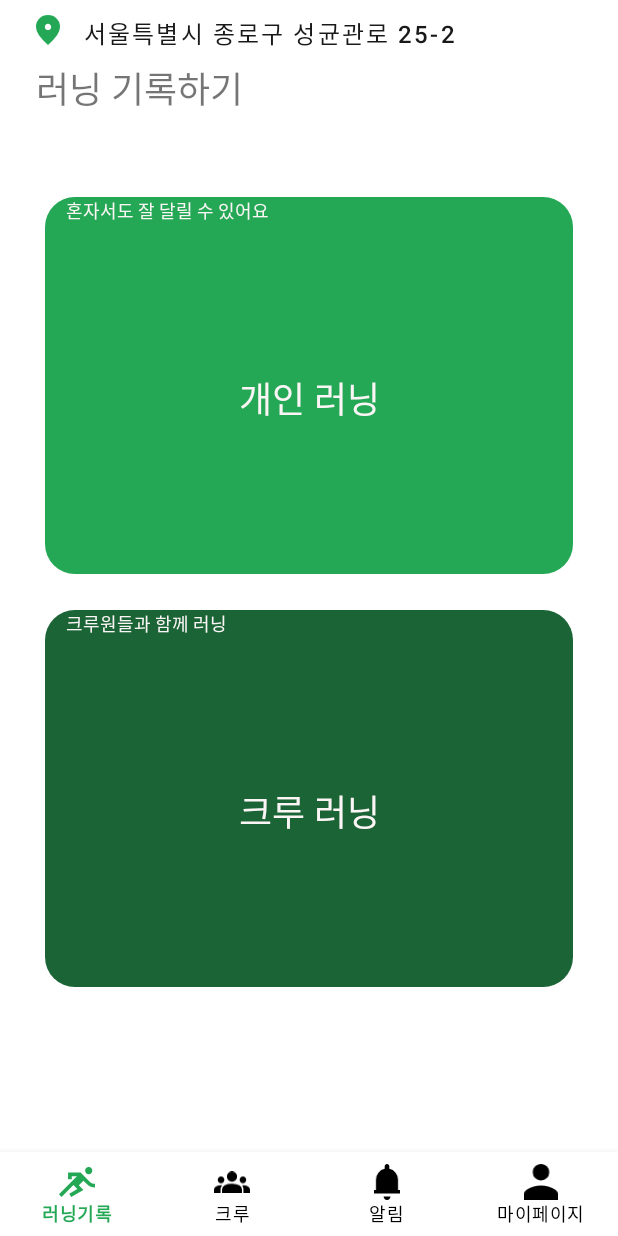
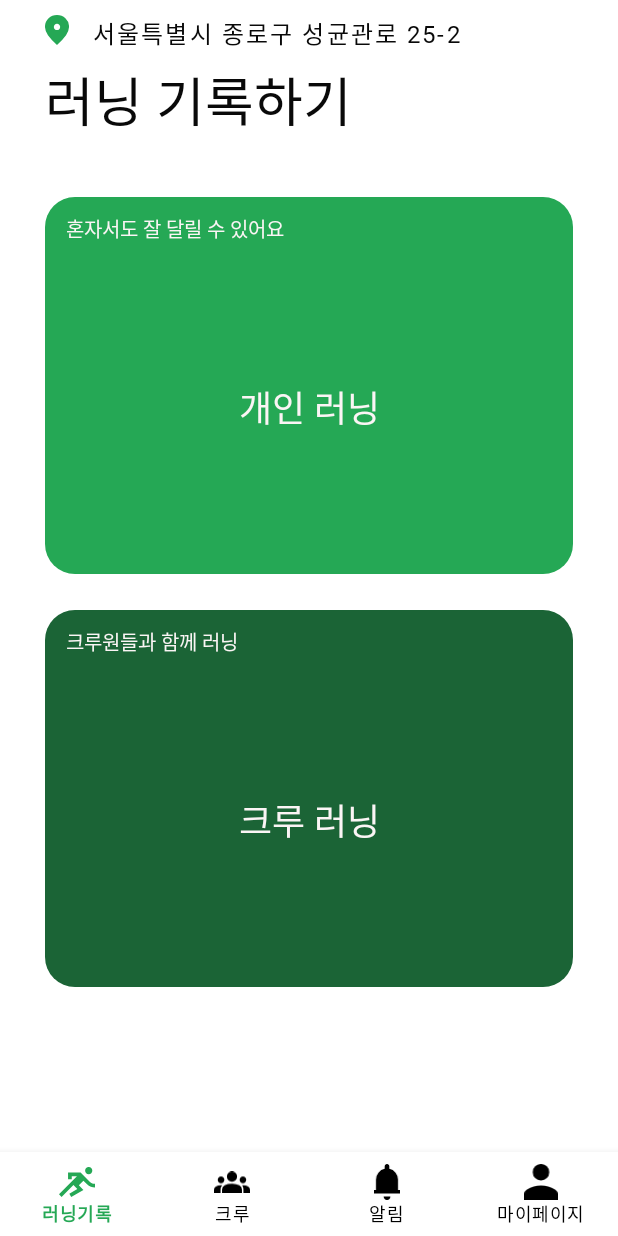
Before and after one commit to RunningCrew-Project/RunningCrew_Android, an Android app: the screen it shows after launch (MainActivity), on a phone screen of 412 x 824 dp. Run offline under Robolectric (Android 15) with nearby library versions, the phone set to English and light mode, and no system bars; our stand-ins replace AdMob, navigation-ui.

Commit message:
style : running 기록 페이지 font적용

```diff
--- a/app/src/main/res/layout/fragment_history.xml
+++ b/app/src/main/res/layout/fragment_history.xml
@@ -22,7 +22,7 @@
         android:layout_height="0dp"
         app:layout_constraintVertical_weight="74"
         android:weightSum="59"
-        android:layout_marginStart="24dp"
+        android:layout_marginStart="30dp"
         android:gravity="center_horizontal"
         android:orientation="vertical"
         app:layout_constraintStart_toStartOf="parent"
@@ -47,6 +47,9 @@
                 android:layout_height="match_parent"
                 android:background="#00ffffff"
                 android:text="서울특별시 종로구 성균관로 25-2"
+                android:textColor="@color/black"
+                android:includeFontPadding="false"
+                android:fontFamily="@font/notosans_medium"
                 android:textSize="16sp" />
         </LinearLayout>
 
@@ -56,7 +59,10 @@
             android:layout_height="0dp"
             android:layout_weight="35"
             android:text="러닝 기록하기"
-            android:textSize="24dp" />
+            android:includeFontPadding="false"
+            android:textColor="@color/black"
+            android:textSize="35sp"
+            android:fontFamily="@font/notosans_bold"/>
     </LinearLayout>
 
     <LinearLayout
@@ -86,10 +92,13 @@
                 android:id="@+id/solo_btn_top_text"
                 android:layout_width="match_parent"
                 android:layout_height="17dp"
-                android:paddingStart="14dp"
+                android:layout_marginStart="14dp"
+                android:layout_marginTop="11dp"
                 android:text="혼자서도 잘 달릴 수 있어요"
+                android:fontFamily="@font/notosans_medium"
                 android:textColor="@color/white"
-                android:textSize="12sp"
+                android:textSize="13sp"
+                android:includeFontPadding="false"
                 app:layout_constraintTop_toTopOf="parent" />
 
             <TextView
@@ -97,6 +106,7 @@
                 android:layout_height="0dp"
                 android:gravity="center"
                 android:text="개인 러닝"
+                android:fontFamily="@font/notosans_bold"
                 android:textColor="@color/white"
                 android:textSize="24sp"
                 app:layout_constraintBottom_toBottomOf="parent"
@@ -115,10 +125,13 @@
                 android:id="@+id/crew_btn_top_text"
                 android:layout_width="match_parent"
                 android:layout_height="17dp"
-                android:paddingStart="14dp"
+                android:layout_marginStart="14dp"
+                android:layout_marginTop="11dp"
                 android:text="크루원들과 함께 러닝"
+                android:fontFamily="@font/notosans_medium"
+                android:includeFontPadding="false"
                 android:textColor="@color/white"
-                android:textSize="12sp"
+                android:textSize="13sp"
                 app:layout_constraintTop_toTopOf="parent" />
 
             <TextView
@@ -126,6 +139,7 @@
                 android:layout_height="0dp"
                 android:gravity="center"
                 android:text="크루 러닝"
+                android:fontFamily="@font/notosans_bold"
                 android:textColor="@color/white"
                 android:textSize="24sp"
                 app:layout_constraintBottom_toBottomOf="parent"
--- a/app/src/main/res/values/colors.xml
+++ b/app/src/main/res/values/colors.xml
@@ -11,5 +11,6 @@
 
     <color name="crew_running_btn">#1B6436</color>
     <color name="white">#FBF5F5</color>
+    <color name="black">#090909</color>
 
 </resources>
```
Also changed, not shown: 6 other files.
